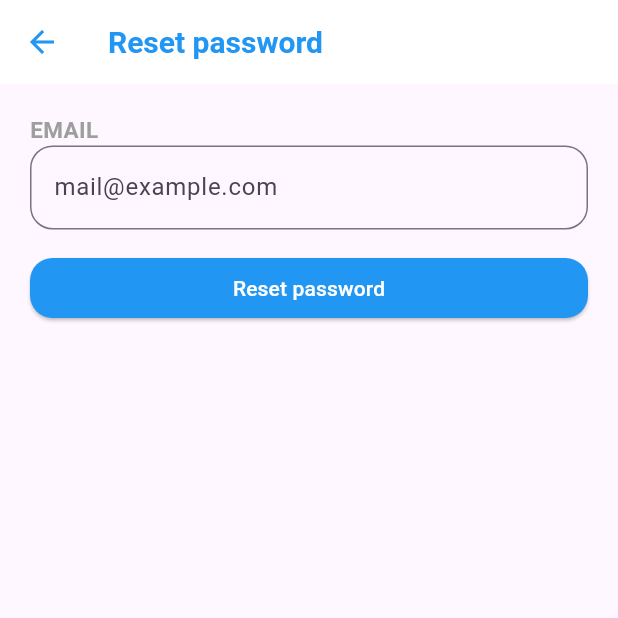
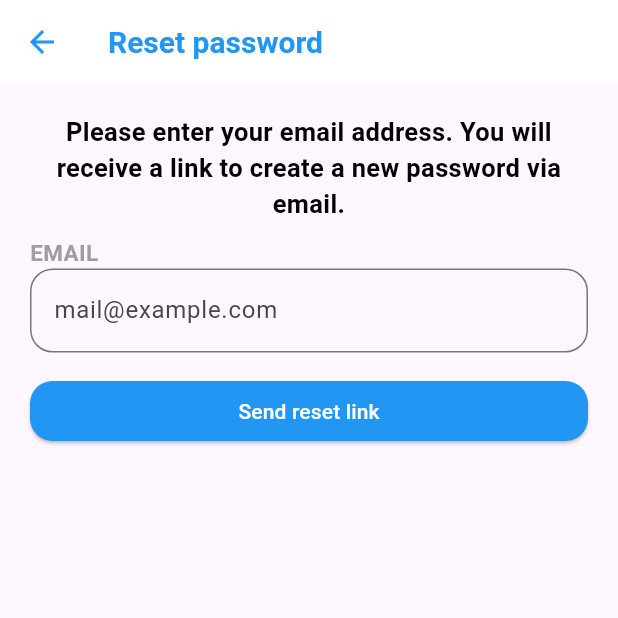
Before and after one commit to lyhai1502/AdvancedMobile_IndividualProject, a Flutter app: the ForgotPasswordScreen screen opened by its route, on a phone screen of 412 x 824 dp, the top half of it. Run offline on Flutter 3.47's test engine with Material 3 defaults, Android fonts, the phone set to English and light mode, and no system bars; our stand-ins replace babstrap_settings_screen, cool_alert, flick_video_player, flutter_pw_validator, form_field_validator, multi_dropdown and 1 more; missing offline and left inert: booking_calendar.

Commit message:
add forgot password api feature

```diff
--- a/lib/main.dart
+++ b/lib/main.dart
@@ -2,7 +2,7 @@
 
 import 'package:flutter/material.dart';
 import 'package:my_app/model/user.dart';
-import 'package:my_app/network/models/Tokens.dart';
+import 'package:my_app/network/models/tokens.dart';
 import 'package:my_app/repository/booking_repository.dart';
 import 'package:my_app/repository/user_repository.dart';
 import 'package:my_app/screens/course_learn_detail.dart';
--- a/lib/network/UserTokenApi.dart
+++ b/lib/network/UserTokenApi.dart
@@ -1,7 +1,7 @@
 import 'dart:convert';
 import 'package:flutter/material.dart';
 import 'package:http/http.dart' as http;
-import 'package:my_app/network/models/Tokens.dart';
+import 'package:my_app/network/models/tokens.dart';
 
 class UserTokenApi extends ChangeNotifier {
   UserApi? user;
--- a/lib/network/models/TutorApi.dart
+++ b/lib/network/models/tutor_api.dart
@@ -1,4 +1,3 @@
-
 class TutorApi {
   String? name;
   String? avatar;
--- a/lib/network/network_request/authentication/login_request.dart
+++ b/lib/network/network_request/authentication/login_request.dart
@@ -2,7 +2,7 @@ import 'dart:convert';
 
 import 'package:http/http.dart' as http;
 import 'package:my_app/network/response/ErrorResponse.dart';
-import 'package:my_app/network/models/Tokens.dart';
+import 'package:my_app/network/models/tokens.dart';
 
 class LoginRequest {
   static Future<dynamic> login(String email, String password) async {
--- a/lib/network/network_request/tutor/get_tutor_info_request.dart
+++ b/lib/network/network_request/tutor/get_tutor_info_request.dart
@@ -1,7 +1,7 @@
 import 'dart:convert';
 
 import 'package:http/http.dart' as http;
-import 'package:my_app/network/models/TutorApi.dart';
+import 'package:my_app/network/models/tutor_api.dart';
 import 'package:my_app/network/response/ErrorResponse.dart';
 
 class GetTutorInfoRequest {
--- a/lib/network/network_request/tutor/tutor_list_request.dart
+++ b/lib/network/network_request/tutor/tutor_list_request.dart
@@ -2,7 +2,7 @@ import 'dart:convert';
 import 'dart:core';
 
 import 'package:http/http.dart' as http;
-import 'package:my_app/network/models/TutorApi.dart';
+import 'package:my_app/network/models/tutor_api.dart';
 import 'package:my_app/network/response/ErrorResponse.dart';
 
 class TutorListRequest {
--- a/lib/network/network_request/user/get_user_info_request.dart
+++ b/lib/network/network_request/user/get_user_info_request.dart
@@ -1,7 +1,7 @@
 import 'dart:convert';
 
 import 'package:http/http.dart' as http;
-import 'package:my_app/network/models/UserApi.dart';
+import 'package:my_app/network/models/user_api.dart';
 import 'package:my_app/network/response/ErrorResponse.dart';
 
 class GetInfoUserRequest {
--- /dev/null
+++ b/lib/network/network_request/user/reset_password_request.dart
@@ -0,0 +1,16 @@
+import 'dart:convert';
+import 'package:http/http.dart' as http;
+
+class ResetPasswordRequest {
+  static Future<void> resetPassword(String email) {
+    return http.post(
+      Uri.parse('https://sandbox.api.lettutor.com/user/forgotPassword'),
+      headers: <String, String>{
+        'Content-Type': 'application/json; charset=UTF-8',
+      },
+      body: jsonEncode(<String, String>{
+        'email': email,
+      }),
+    );
+  }
+}
--- a/lib/network/network_request/user/update_user_info_request.dart
+++ b/lib/network/network_request/user/update_user_info_request.dart
@@ -1,7 +1,7 @@
 import 'dart:convert';
 
 import 'package:http/http.dart' as http;
-import 'package:my_app/network/models/UserApi.dart';
+import 'package:my_app/network/models/user_api.dart';
 import 'package:my_app/network/response/ErrorResponse.dart';
 
 class UpdateUserInfoRequest {
--- a/lib/screens/forgot_password_screem.dart
+++ b/lib/screens/forgot_password_screem.dart
@@ -1,7 +1,8 @@
+
 import 'package:cool_alert/cool_alert.dart';
 import 'package:flutter/material.dart';
+import 'package:my_app/network/network_request/user/reset_password_request.dart';
 import 'package:my_app/repository/user_repository.dart';
-import 'package:my_app/screens/reset_password_screen.dart';
 import 'package:my_app/widgets/custom_button.dart';
 import 'package:provider/provider.dart';
 
@@ -31,6 +32,18 @@ class ForgotPasswordScreenState extends State<ForgotPasswordScreen> {
           margin: const EdgeInsets.all(20),
           child: Column(
             children: [
+              const Text(
+                "Please enter your email address. You will receive a link to create a new password via email.",
+                textAlign: TextAlign.center,
+                style: TextStyle(
+                  fontSize: 17,
+                  fontWeight: FontWeight.bold,
+                  color: Colors.black,
+                ),
+              ),
+              const Padding(
+                padding: EdgeInsets.symmetric(vertical: 5),
+              ),
               _buildTextFields(),
               _buildSendEmailButton(userRepository),
             ],
@@ -76,22 +89,38 @@ class ForgotPasswordScreenState extends State<ForgotPasswordScreen> {
         children: [
           Expanded(
               child: CustomButtonWidget(
-                  content: "Reset password",
+                  content: "Send reset link",
                   function: () {
-                    if (userRepository.getUserByEmail(emailController.text) !=
-                        null) {
-                      _sendResetEmail();
-                      Navigator.push(
-                          context,
-                          MaterialPageRoute(
-                              builder: (context) => ResetPasswordScreen(
-                                  email: emailController.text)));
-                    } else {
+                    // if (userRepository.getUserByEmail(emailController.text) !=
+                    //     null) {
+                    //   _sendResetEmail();
+                    //   Navigator.push(
+                    //       context,
+                    //       MaterialPageRoute(
+                    //           builder: (context) => ResetPasswordScreen(
+                    //               email: emailController.text)));
+                    // } else {
+                    //   CoolAlert.show(
+                    //     confirmBtnText: 'OK',
+                    //     context: context,
+                    //     type: CoolAlertType.warning,
+                    //     text: 'Your email not existed',
+                    //   );
+                    // }
+                    if (emailController.text.isEmpty) {
                       CoolAlert.show(
                         confirmBtnText: 'OK',
                         context: context,
                         type: CoolAlertType.warning,
-                        text: 'Your email not existed',
+                        text: 'Please enter your email',
+                      );
+                    } else {
+                      ResetPasswordRequest.resetPassword(emailController.text);
+                      CoolAlert.show(
+                        confirmBtnText: 'OK',
+                        context: context,
+                        type: CoolAlertType.success,
+                        text: 'Please check your email to reset password',
                       );
                     }
                   },
--- a/lib/screens/login_screen.dart
+++ b/lib/screens/login_screen.dart
@@ -5,7 +5,7 @@ import 'package:flutter/material.dart';
 import 'package:my_app/model/user.dart';
 import 'package:my_app/network/response/ErrorResponse.dart';
 import 'package:my_app/network/network_request/authentication/login_request.dart';
-import 'package:my_app/network/models/Tokens.dart';
+import 'package:my_app/network/models/tokens.dart';
 import 'package:my_app/repository/user_repository.dart';
 import 'package:my_app/widgets/app_bar.dart';
 import 'package:provider/provider.dart';
--- a/lib/screens/profile_screen.dart
+++ b/lib/screens/profile_screen.dart
@@ -1,7 +1,7 @@
 import 'package:cool_alert/cool_alert.dart';
 import 'package:flutter/material.dart';
-import 'package:my_app/network/models/Tokens.dart';
-import 'package:my_app/network/models/UserApi.dart';
+import 'package:my_app/network/models/tokens.dart';
+import 'package:my_app/network/models/user_api.dart';
 import 'package:my_app/network/network_request/user/get_user_info_request.dart';
 import 'package:my_app/network/network_request/user/update_user_info_request.dart';
 import 'package:my_app/widgets/custom_button.dart';
```
Also changed, not shown: lib/widgets/tutor_list_item.dart (+3 -7 lines), lib/network/models/user_api.dart (renamed from lib/network/models/UserApi.dart).
